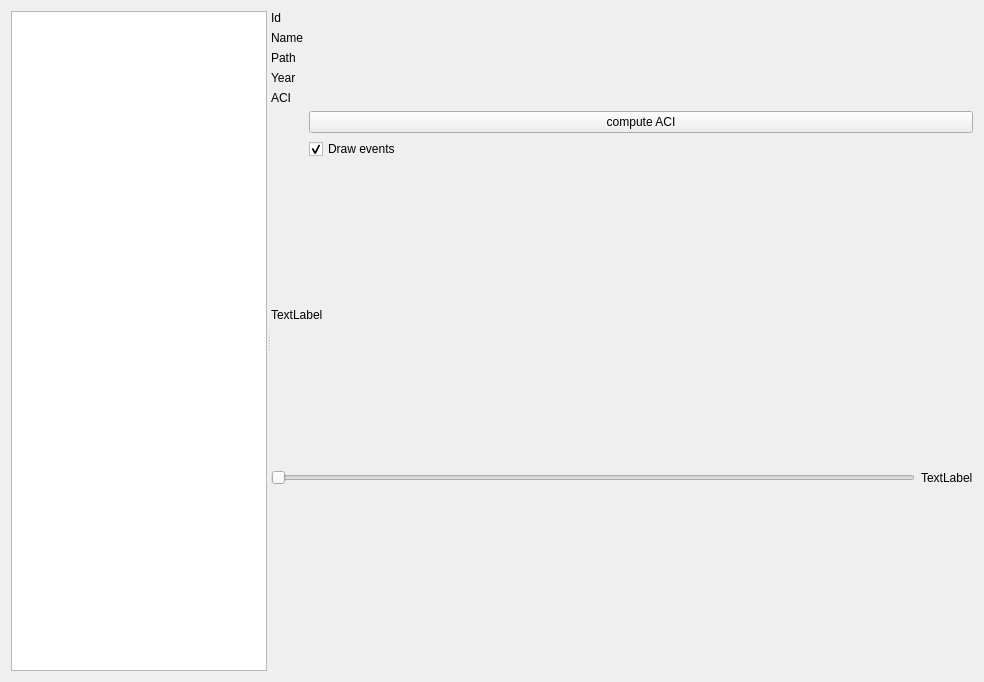
The window that src/gui/widgets/audio/ui/audiomanager.ui (Vin985/ecosongs) describes before a commit, drawn with Qt 5.
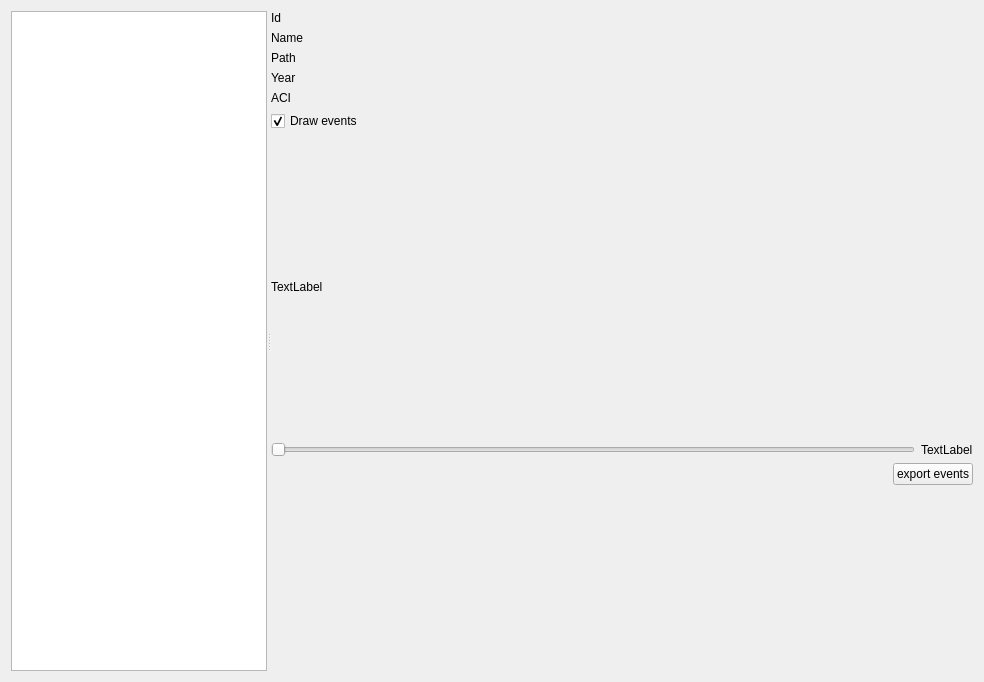
The same window after the commit.

Commit message: export spectrogram and song events to pdf

```diff
--- a/src/gui/widgets/audio/ui/audiomanager.ui
+++ b/src/gui/widgets/audio/ui/audiomanager.ui
@@ -47,6 +47,30 @@
        </sizepolicy>
       </property>
       <layout class="QGridLayout" name="gridLayout">
+       <item row="8" column="0" colspan="3">
+        <layout class="QHBoxLayout" name="horizontalLayout">
+         <item>
+          <spacer name="horizontalSpacer">
+           <property name="orientation">
+            <enum>Qt::Horizontal</enum>
+           </property>
+           <property name="sizeHint" stdset="0">
+            <size>
+             <width>40</width>
+             <height>20</height>
+            </size>
+           </property>
+          </spacer>
+         </item>
+         <item>
+          <widget class="QPushButton" name="btn_export_pdf">
+           <property name="text">
+            <string>export events</string>
+           </property>
+          </widget>
+         </item>
+        </layout>
+       </item>
        <item row="4" column="1" colspan="2">
         <widget class="QLabel" name="label_6">
          <property name="text">
@@ -67,7 +91,7 @@
          </property>
         </spacer>
        </item>
-       <item row="7" column="0" colspan="3">
+       <item row="6" column="0" colspan="3">
         <widget class="QLabel" name="lbl_spectro">
          <property name="minimumSize">
           <size>
@@ -128,10 +152,10 @@
          </property>
         </widget>
        </item>
-       <item row="8" column="2">
+       <item row="7" column="2">
         <widget class="QLabel" name="lbl_duration">
          <property name="sizePolicy">
-          <sizepolicy hsizetype="Preferred" vsizetype="Preferred">
+          <sizepolicy hsizetype="Maximum" vsizetype="Preferred">
            <horstretch>0</horstretch>
            <verstretch>0</verstretch>
           </sizepolicy>
@@ -141,11 +165,11 @@
          </property>
         </widget>
        </item>
-       <item row="8" column="0" colspan="2">
+       <item row="7" column="0" colspan="2">
         <widget class="QSlider" name="time_slider">
          <property name="sizePolicy">
           <sizepolicy hsizetype="Expanding" vsizetype="Fixed">
-           <horstretch>3</horstretch>
+           <horstretch>0</horstretch>
            <verstretch>0</verstretch>
           </sizepolicy>
          </property>
@@ -160,23 +184,6 @@
          </property>
         </widget>
        </item>
-       <item row="5" column="1" colspan="2">
-        <widget class="QPushButton" name="pushButton">
-         <property name="text">
-          <string>compute ACI</string>
-         </property>
-        </widget>
-       </item>
-       <item row="6" column="1" colspan="2">
-        <widget class="QCheckBox" name="checkbox_draw_events">
-         <property name="text">
-          <string>Draw events</string>
-         </property>
-         <property name="checked">
-          <bool>true</bool>
-         </property>
-        </widget>
-       </item>
        <item row="2" column="1" colspan="2">
         <widget class="QLabel" name="lbl_path">
          <property name="text">
@@ -198,6 +205,16 @@
          </property>
         </widget>
        </item>
+       <item row="5" column="0">
+        <widget class="QCheckBox" name="checkbox_draw_events">
+         <property name="text">
+          <string>Draw events</string>
+         </property>
+         <property name="checked">
+          <bool>true</bool>
+         </property>
+        </widget>
+       </item>
       </layout>
      </widget>
     </widget>
```
The commit also changes 3 other files.
